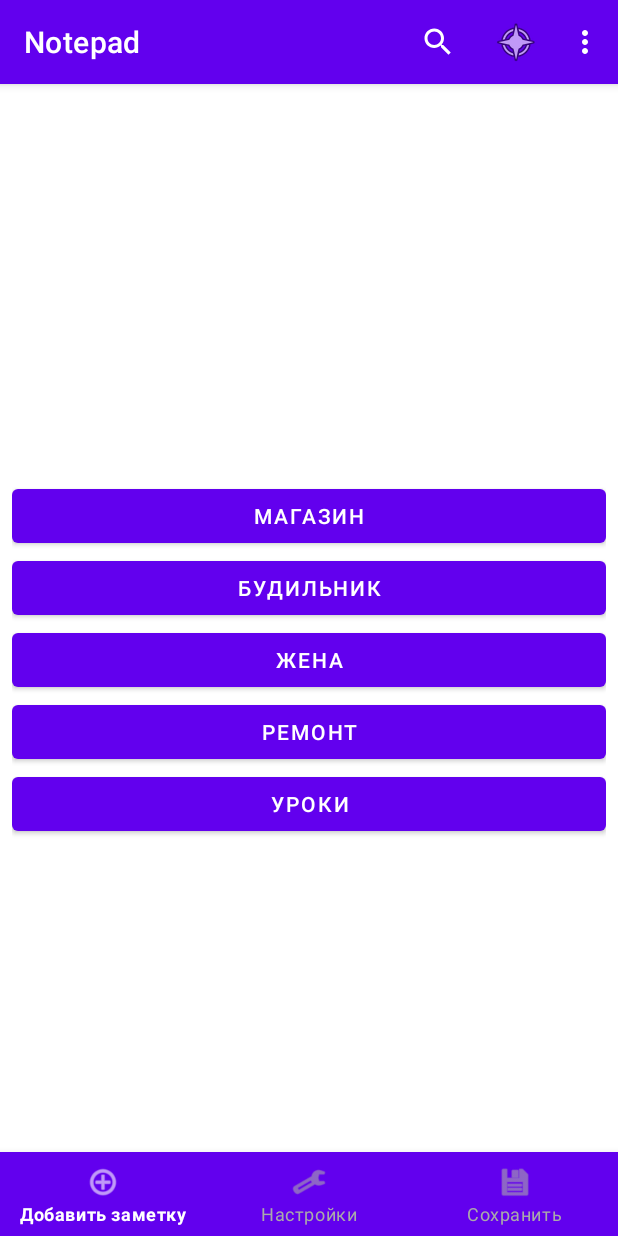
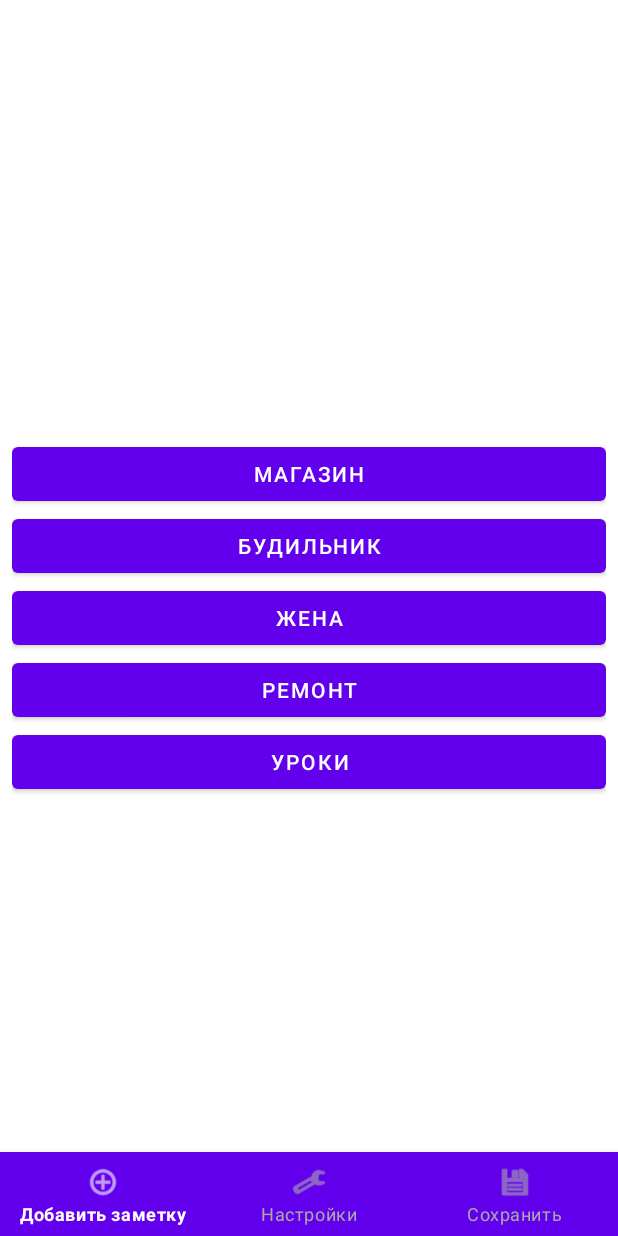
Before and after one commit to pfrost982/Notepad, an Android app: the screen it shows after launch (MainActivity), on a phone screen of 412 x 824 dp. Run offline under Robolectric (Android 15) with nearby library versions, the phone set to English and light mode, and no system bars.

```diff
--- a/app/src/main/res/menu/menu_example.xml
+++ /dev/null
@@ -1,28 +0,0 @@
-<?xml version="1.0" encoding="utf-8"?>
-<menu xmlns:android="http://schemas.android.com/apk/res/android"
-    xmlns:app="http://schemas.android.com/apk/res-auto">
-    <item
-        android:id="@+id/action_settings"
-        android:orderInCategory="100"
-        android:title="settings"
-        app:showAsAction="never" />
-    <item
-        android:id="@+id/action_main"
-        android:icon="@android:drawable/ic_menu_compass"
-        android:orderInCategory="10"
-        android:title="main"
-        app:showAsAction="always" />
-    <item
-        android:id="@+id/action_favorite"
-        android:icon="@android:drawable/btn_star_big_on"
-        android:orderInCategory="20"
-        android:title="favorite"
-        app:showAsAction="ifRoom" />
-    <item
-        android:id="@+id/action_search"
-        android:icon="@android:drawable/ic_menu_search"
-        android:orderInCategory="5"
-        android:title="search"
-        app:actionViewClass="androidx.appcompat.widget.SearchView"
-        app:showAsAction="always" />
-</menu>
--- a/app/src/main/res/values-night/themes.xml
+++ b/app/src/main/res/values-night/themes.xml
@@ -12,5 +12,7 @@
         <!-- Status bar color. -->
         <item name="android:statusBarColor" tools:targetApi="l">?attr/colorPrimaryVariant</item>
         <!-- Customize your theme here. -->
+        <item name="windowNoTitle">true</item>
+        <item name="windowActionBar">false</item>
     </style>
 </resources>
--- a/app/src/main/res/values/strings.xml
+++ b/app/src/main/res/values/strings.xml
@@ -2,7 +2,6 @@
     <string name="app_name">Notepad</string>
     <!-- TODO: Remove or change this placeholder text -->
     <string name="save">Сохранить</string>
-    <string name="date_editing">Дата редактированя</string>
     <string name="date_creation">Дата создания</string>
     <string name="description">Описание</string>
     <string name="title">Название</string>
--- a/app/src/main/res/values/themes.xml
+++ b/app/src/main/res/values/themes.xml
@@ -12,6 +12,8 @@
         <!-- Status bar color. -->
         <item name="android:statusBarColor" tools:targetApi="l">?attr/colorPrimaryVariant</item>
         <!-- Customize your theme here. -->
+        <item name="windowNoTitle">true</item>
+        <item name="windowActionBar">false</item>
     </style>
 
     <style name="Theme.Notepad.NoActionBar">
```
Also changed, not shown: app/src/main/java/ru/gb/notepad/MainActivity.java (+0 -26 lines).
